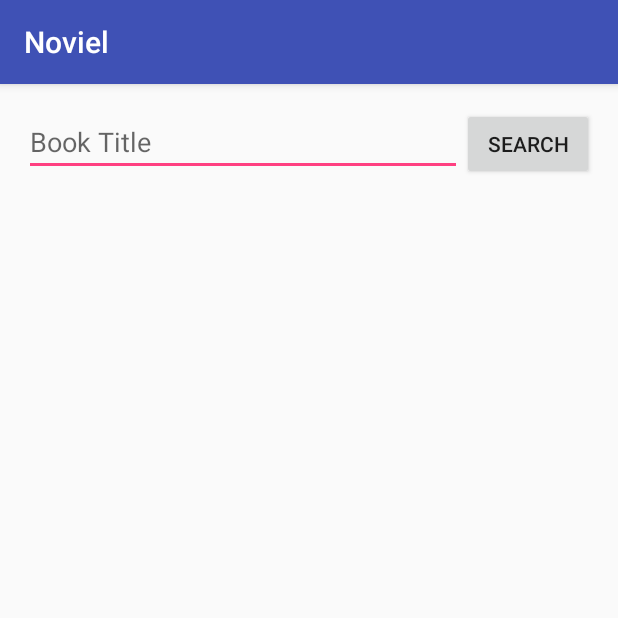
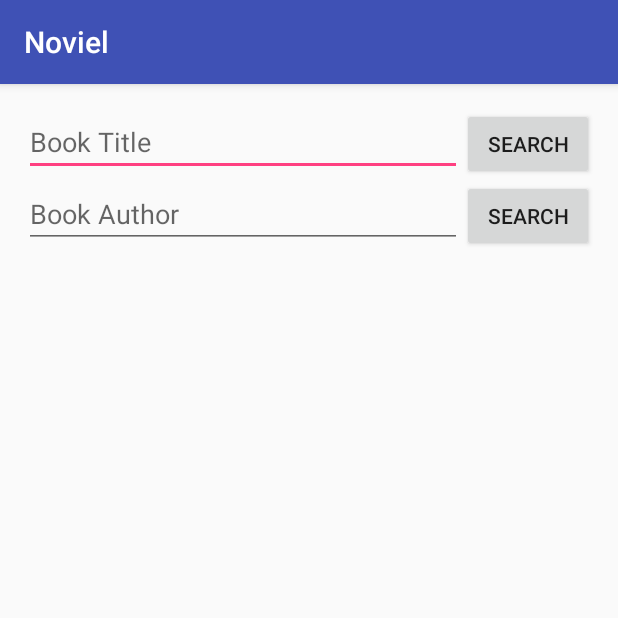
Before and after one commit to cit-upenn/hw5-project-noviel, an Android app: the screen it shows after launch (MainActivity), on a phone screen of 412 x 824 dp, the top half of it. Run offline under Robolectric (Android 15) with nearby library versions, the phone set to English and light mode, and no system bars.

Commit message:
author search

```diff
--- a/app/src/main/res/layout/activity_main.xml
+++ b/app/src/main/res/layout/activity_main.xml
@@ -7,16 +7,43 @@
     android:paddingLeft="@dimen/activity_horizontal_margin"
     android:paddingRight="@dimen/activity_horizontal_margin"
     android:paddingTop="@dimen/activity_vertical_margin"
-    tools:context="com.example.tristantianle.noviel2.MainActivity">
+    tools:context="com.example.tristantianle.noviel2.MainActivity"
+    android:orientation="vertical">
+
+    <LinearLayout
+        android:id="@+id/linearLayout1"
+        android:layout_width="match_parent"
+        android:layout_height="wrap_content" >
 
         <EditText android:id="@+id/title_search"
             android:layout_weight="1"
             android:layout_width="0dp"
             android:layout_height="wrap_content"
             android:hint="Book Title" />
+
         <Button
             android:layout_width="wrap_content"
             android:layout_height="wrap_content"
             android:text="@string/button_search"
-        android:onClick="sendMessage"/>
+            android:onClick="sendTitle"/>
     </LinearLayout>
+
+    <LinearLayout
+        android:id="@+id/linearLayout2"
+        android:layout_width="match_parent"
+        android:layout_height="wrap_content" >
+
+        <EditText android:id="@+id/author_search"
+            android:layout_weight="1"
+            android:layout_width="0dp"
+            android:layout_height="wrap_content"
+            android:hint="Book Author" />
+
+        <Button
+            android:layout_width="wrap_content"
+            android:layout_height="wrap_content"
+            android:text="@string/button_search"
+            android:onClick="sendAuthor"/>
+    </LinearLayout>
+
+</LinearLayout>
```
Also changed, not shown: app/src/main/java/com/example/tristantianle/noviel2/AuthorProcessing.java (added, +191 -0 lines), app/src/main/java/com/example/tristantianle/noviel2/MainActivity.java (+17 -3 lines), app/src/main/java/com/example/tristantianle/noviel2/SearchList.java (+31 -8 lines). Lines whose indentation alone changed are shown as unchanged.
